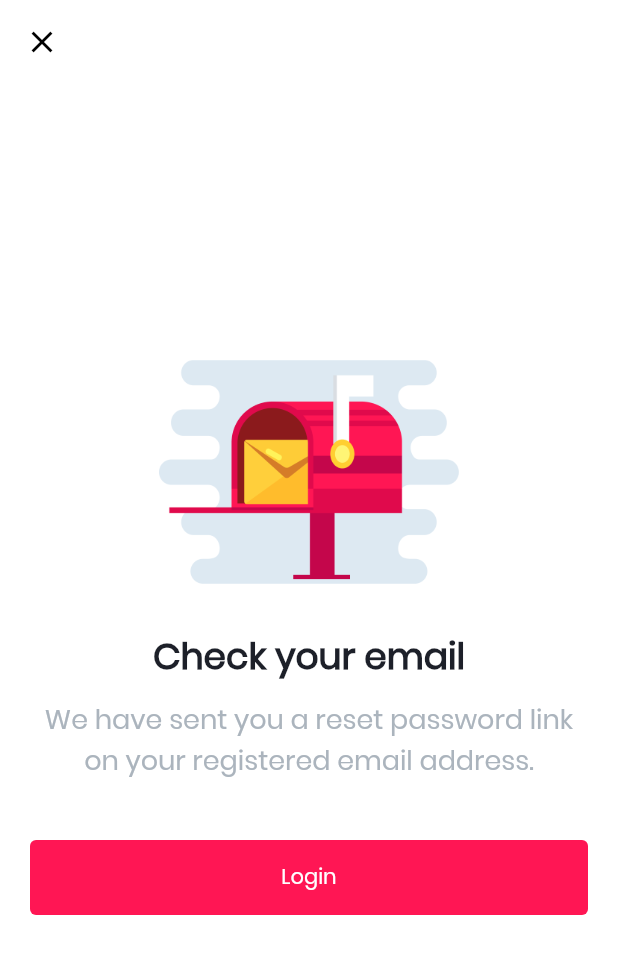
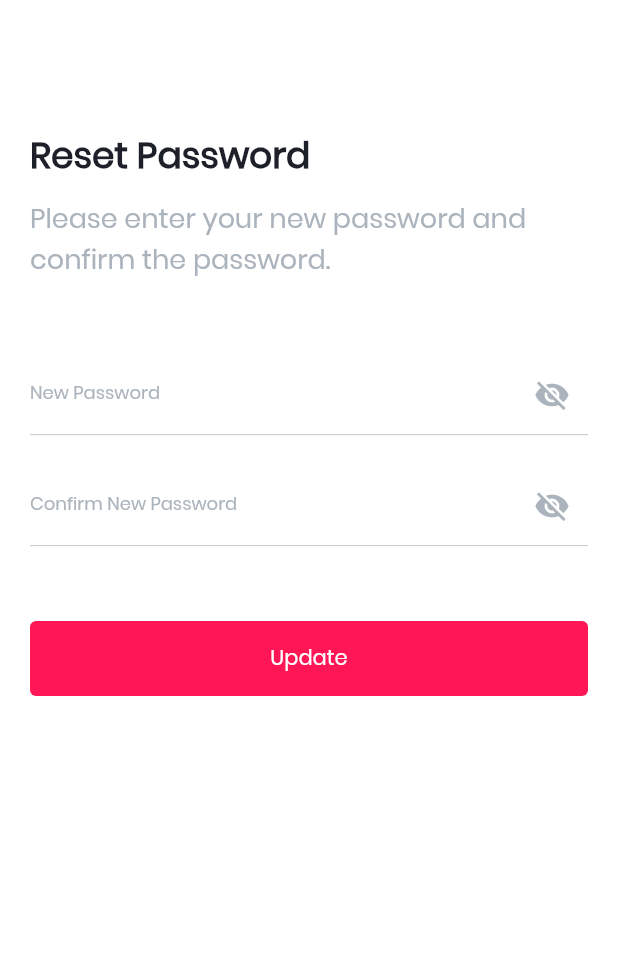
Before and after one commit to Manuelkpatsu/flutter_auth_ui, a Flutter app: the screen it shows after launch, on a phone screen of 412 x 824 dp. Shown: the top 954 px of the screen. Run offline on Flutter 3.47's test engine with Material 2 defaults, Android fonts, the phone set to English and light mode, and no system bars.

Commit message:
Add reset password screen

```diff
--- a/lib/main.dart
+++ b/lib/main.dart
@@ -1,6 +1,6 @@
 import 'package:flutter/material.dart';
 import 'package:flutter_auth_ui/theme/custom_theme.dart';
-import 'package:flutter_auth_ui/ui/screens/check_email_screen.dart';
+import 'package:flutter_auth_ui/ui/screens/reset_password_screen.dart';
 
 void main() {
   runApp(const MyApp());
@@ -15,7 +15,7 @@ class MyApp extends StatelessWidget {
       debugShowCheckedModeBanner: false,
       theme: CustomTheme.lightTheme,
       darkTheme: CustomTheme.darkTheme,
-      home: const CheckEmailScreen(),
+      home: const ResetPasswordScreen(),
     );
   }
 }
--- a/lib/ui/screens/check_email_screen.dart
+++ b/lib/ui/screens/check_email_screen.dart
@@ -61,7 +61,7 @@ class CheckEmailScreen extends StatelessWidget {
   Widget loginButton() {
     return ElevatedButton(
       onPressed: () {},
-      child: const Text('Login'),
+      child: const Text('Go to email'),
     );
   }
 }
--- a/lib/ui/screens/forgot_password_screen.dart
+++ b/lib/ui/screens/forgot_password_screen.dart
@@ -66,7 +66,7 @@ class _ForgotPasswordScreenState extends State<ForgotPasswordScreen> {
   Widget emailTextField() {
     return TextInputField(
       controller: emailController,
-      inputAction: TextInputAction.next,
+      inputAction: TextInputAction.done,
       inputType: TextInputType.emailAddress,
       validator: Validator.email,
       label: 'Email',
--- /dev/null
+++ b/lib/ui/screens/reset_password_screen.dart
@@ -0,0 +1,112 @@
+import 'package:flutter/material.dart';
+import 'package:flutter_auth_ui/ui/widgets/password_input_field.dart';
+import 'package:flutter_auth_ui/utils/validator.dart';
+
+class ResetPasswordScreen extends StatefulWidget {
+  const ResetPasswordScreen({Key? key}) : super(key: key);
+
+  @override
+  _ResetPasswordScreenState createState() => _ResetPasswordScreenState();
+}
+
+class _ResetPasswordScreenState extends State<ResetPasswordScreen> {
+  final TextEditingController newPasswordController = TextEditingController();
+  final TextEditingController confirmPasswordController =
+      TextEditingController();
+  final GlobalKey<FormState> _formKey = GlobalKey<FormState>();
+  bool _showPassword = true;
+  bool _showConfirmPassword = true;
+
+  @override
+  void dispose() {
+    newPasswordController.dispose();
+    confirmPasswordController.dispose();
+    super.dispose();
+  }
+
+  @override
+  Widget build(BuildContext context) {
+    return Scaffold(
+      appBar: AppBar(),
+      body: Padding(
+        padding: const EdgeInsets.symmetric(horizontal: 20),
+        child: Form(
+          key: _formKey,
+          autovalidateMode: AutovalidateMode.onUserInteraction,
+          child: Column(
+            crossAxisAlignment: CrossAxisAlignment.start,
+            children: [
+              const SizedBox(height: 30),
+              title(),
+              const SizedBox(height: 10),
+              info(),
+              const SizedBox(height: 50),
+              passwordTextField(),
+              const SizedBox(height: 20),
+              confirmPasswordTextField(),
+              const SizedBox(height: 50),
+              updatePasswordButton(),
+              const SizedBox(height: 30),
+            ],
+          ),
+        ),
+      ),
+    );
+  }
+
+  Widget title() {
+    return Text(
+      'Reset Password',
+      style: Theme.of(context).textTheme.headline1!.copyWith(
+            fontWeight: FontWeight.bold,
+          ),
+    );
+  }
+
+  Widget info() {
+    return Text(
+      'Please enter your new password and confirm the password.',
+      style: Theme.of(context).textTheme.bodyText1,
+    );
+  }
+
+  Widget passwordTextField() {
+    return PasswordInputField(
+      controller: newPasswordController,
+      inputAction: TextInputAction.next,
+      validator: Validator.password,
+      obscureText: _showPassword,
+      toggle: () => setState(() => _showPassword = !_showPassword),
+      label: 'New Password',
+    );
+  }
+
+  Widget confirmPasswordTextField() {
+    return PasswordInputField(
+      controller: confirmPasswordController,
+      inputAction: TextInputAction.done,
+      validator: (String? value) {
+        if (value!.isEmpty) {
+          return 'Please re-enter password';
+        }
+
+        if (newPasswordController.text != confirmPasswordController.text) {
+          return "Passwords do not match";
+        }
+
+        return null;
+      },
+      obscureText: _showConfirmPassword,
+      toggle: () =>
+          setState(() => _showConfirmPassword = !_showConfirmPassword),
+      label: 'Confirm New Password',
+    );
+  }
+
+  Widget updatePasswordButton() {
+    return ElevatedButton(
+      onPressed: () {},
+      child: const Text('Update'),
+    );
+  }
+}
```
